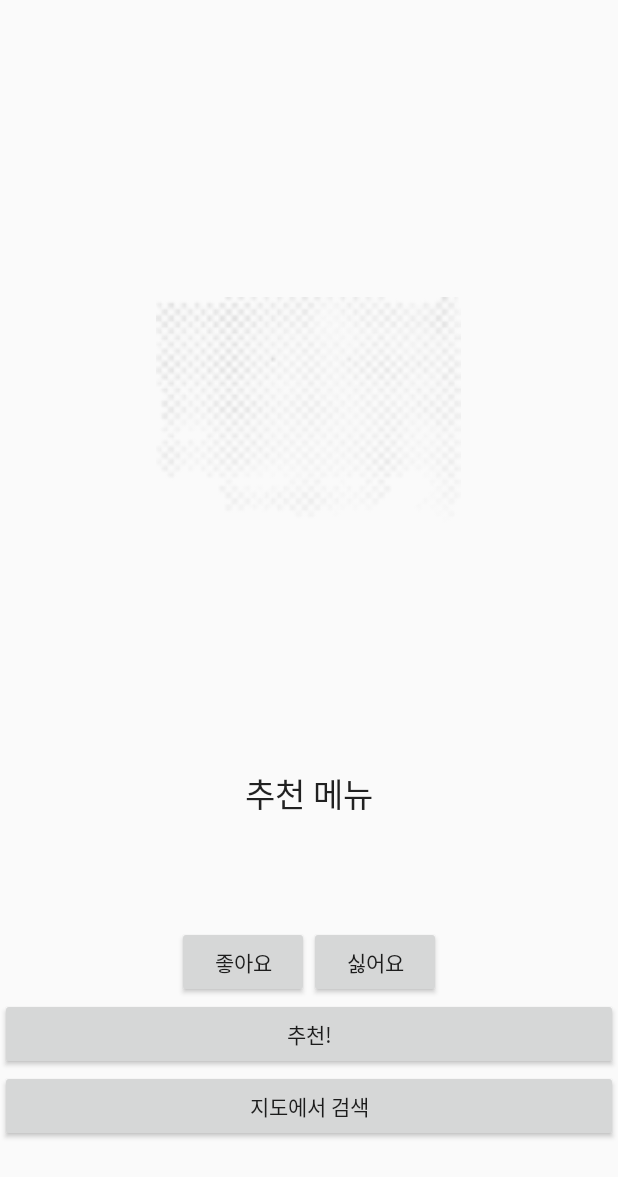
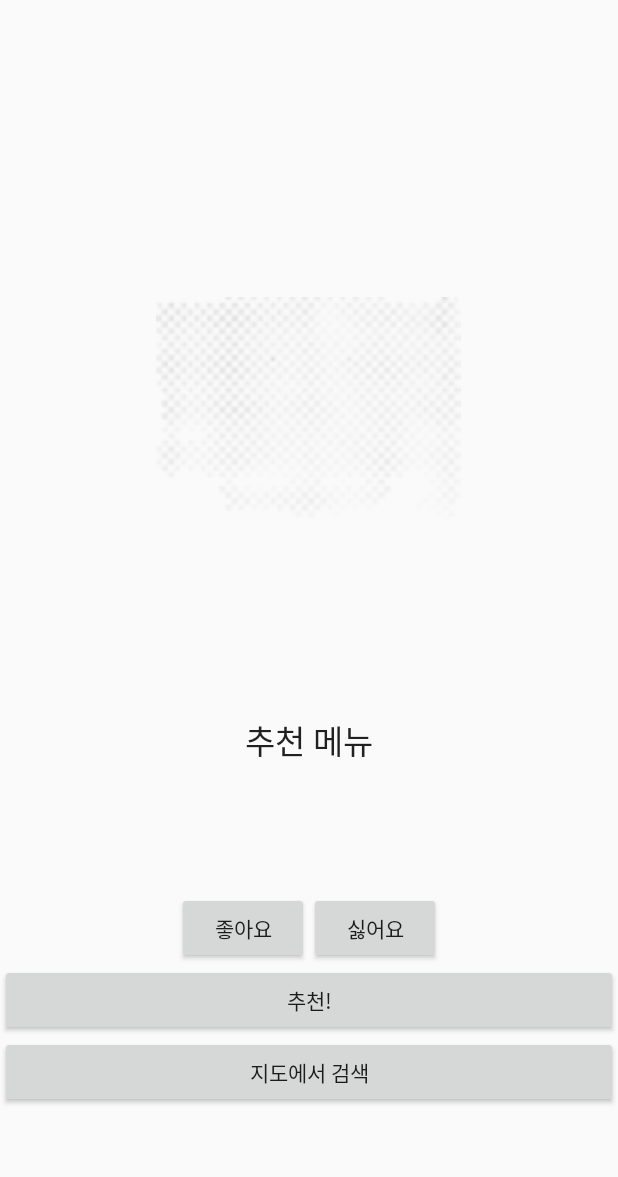
Before and after one commit to ha012345/MyApplication, an Android app: the RecommendActivity screen opened directly, with no data from a screen before it, on a phone screen of 412 x 824 dp. Shown: the top 1177 px of the screen. Run offline under Robolectric (Android 15) with nearby library versions, the phone set to English and light mode, and no system bars; our stand-ins replace Firebase (no records; nobody signed in at launch, a user with empty details on screens opened directly); 2 statements that could not run were skipped.

Commit message:
레이아웃 조금 수정

```diff
--- a/app/build.gradle
+++ b/app/build.gradle
@@ -7,8 +7,8 @@
         applicationId "com.tujuh.tujuh_capstone_project"
         minSdkVersion 16
         targetSdkVersion 29
-        versionCode 2
-        versionName "1.1"
+        versionCode 3
+        versionName "1.2"
         testInstrumentationRunner "androidx.test.runner.AndroidJUnitRunner"
         vectorDrawables.useSupportLibrary = true
     }
--- a/app/src/main/java/com/tujuh/tujuh_capstone_project/Friend.java
+++ b/app/src/main/java/com/tujuh/tujuh_capstone_project/Friend.java
@@ -122,8 +122,8 @@
                                         databaseReference.child("User").child(uid).child("friends").child(mem_uid).child("friend_nickname").setValue(nickname);
                                         data.add(nickname);
                                         add_frined_to_view(email, nickname);
-                                        return;
                                     }
+                                    return;
                                 }
                             }
                             Toast.makeText(getActivity(), "없는 사용자 입니다.", Toast.LENGTH_SHORT).show();
--- a/app/src/main/java/com/tujuh/tujuh_capstone_project/LoginActivity.java
+++ b/app/src/main/java/com/tujuh/tujuh_capstone_project/LoginActivity.java
@@ -1,7 +1,4 @@
 package com.tujuh.tujuh_capstone_project;
-
-import androidx.annotation.NonNull;
-import androidx.appcompat.app.AppCompatActivity;
 
 import android.content.Intent;
 import android.content.SharedPreferences;
@@ -11,6 +8,9 @@
 import android.widget.CheckBox;
 import android.widget.EditText;
 import android.widget.Toast;
+
+import androidx.annotation.NonNull;
+import androidx.appcompat.app.AppCompatActivity;
 
 import com.google.android.gms.tasks.OnCompleteListener;
 import com.google.android.gms.tasks.Task;
--- a/app/src/main/java/com/tujuh/tujuh_capstone_project/MapActivity.java
+++ b/app/src/main/java/com/tujuh/tujuh_capstone_project/MapActivity.java
@@ -199,4 +199,10 @@
     public void onBackPressed() {
         finish();
     }
+
+    @Override
+    protected void onStop() {
+        super.onStop();
+        finish();
+    }
 }
--- a/app/src/main/res/layout/activity_login.xml
+++ b/app/src/main/res/layout/activity_login.xml
@@ -32,6 +32,8 @@
             android:layout_height="48dp"
             android:paddingLeft="18dp"
             android:paddingRight="18dp"
+            android:imeOptions="actionNext"
+            android:inputType="text"
             android:hint="이메일"/>
 
         <EditText
--- a/app/src/main/res/layout/activity_recommend.xml
+++ b/app/src/main/res/layout/activity_recommend.xml
@@ -19,7 +19,7 @@
         android:gravity="center"
         android:text="추천 메뉴"
         android:textAppearance="@style/TextAppearance.AppCompat.Large"
-        app:layout_constraintBottom_toTopOf="@+id/btn_recommend"
+        app:layout_constraintBottom_toTopOf="@+id/layout_like_hate"
         app:layout_constraintEnd_toEndOf="parent"
         app:layout_constraintHorizontal_bias="0.0"
         app:layout_constraintStart_toStartOf="parent"
```
Also changed, not shown: 1 other file.
